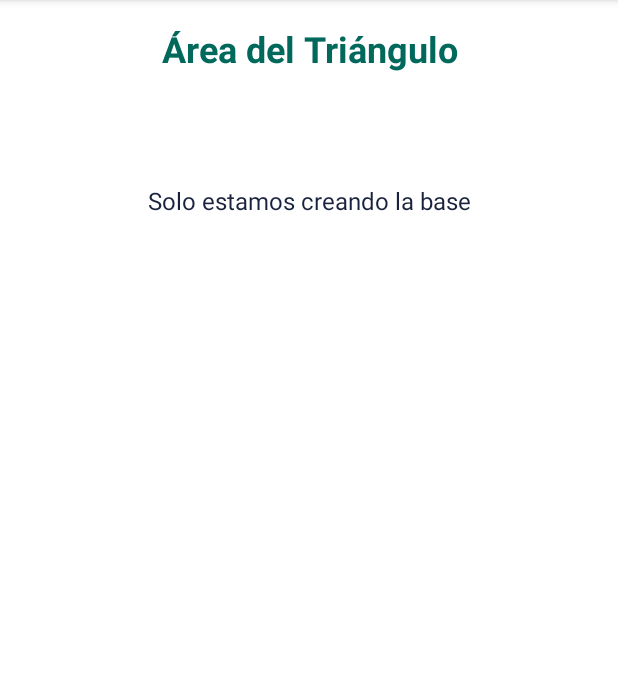
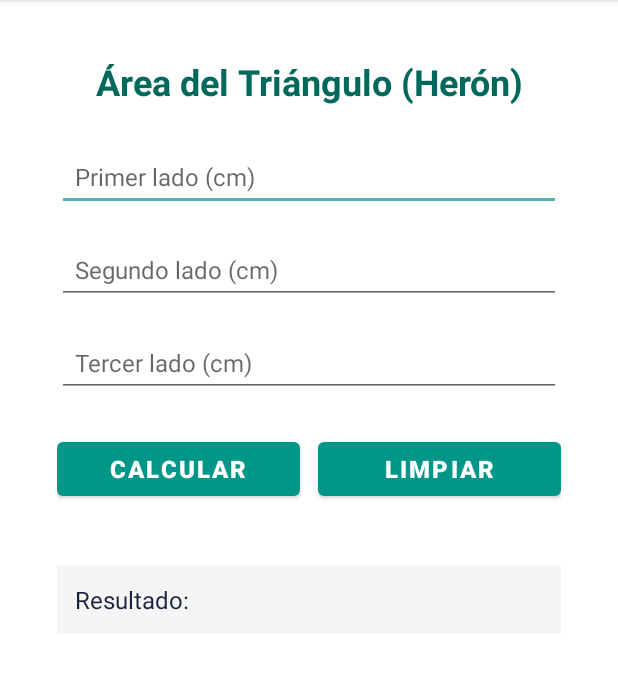
Before and after one commit to edwinwmendeze/NRC-74239, an Android app: the fragment AreaTrianguloFragment shown on its own in the app's theme, on a phone screen of 412 x 824 dp, the part 84-777 px from its top. Run offline under Robolectric (Android 15) with nearby library versions, the phone set to English and light mode, and no system bars.

Commit message:
feat(Unidad1/PA1/mendez_pa1): Implementación de la funcionalidad para calcular el área de un triángulo utilizando la fórmula de Herón, incluyendo validaciones de entrada y botones para calcular y limpiar los campos en el fragmento correspondiente.

```diff
--- a/mendez_pa1/app/src/main/java/mendez/pa1/org/ui/areatriangulo/AreaTrianguloFragment.java
+++ b/mendez_pa1/app/src/main/java/mendez/pa1/org/ui/areatriangulo/AreaTrianguloFragment.java
@@ -4,6 +4,10 @@ import android.os.Bundle;
 import android.view.LayoutInflater;
 import android.view.View;
 import android.view.ViewGroup;
+import android.widget.Button;
+import android.widget.EditText;
+import android.widget.TextView;
+import android.widget.Toast;
 
 import androidx.annotation.NonNull;
 import androidx.annotation.Nullable;
@@ -12,10 +16,60 @@ import androidx.fragment.app.Fragment;
 import mendez.pa1.org.R;
 
 public class AreaTrianguloFragment extends Fragment {
+    private EditText etLado1, etLado2, etLado3;
+    private TextView tvResultado;
+    private Button btnCalcular, btnLimpiar;
 
     @Override
     public View onCreateView(@NonNull LayoutInflater inflater, @Nullable ViewGroup container,
                              @Nullable Bundle savedInstanceState) {
-        return inflater.inflate(R.layout.fragment_area_triangulo, container, false);
+        View view = inflater.inflate(R.layout.fragment_area_triangulo, container, false);
+
+        etLado1 = view.findViewById(R.id.etLado1);
+        etLado2 = view.findViewById(R.id.etLado2);
+        etLado3 = view.findViewById(R.id.etLado3);
+        tvResultado = view.findViewById(R.id.tvResultado);
+        btnCalcular = view.findViewById(R.id.btnCalcular);
+        btnLimpiar = view.findViewById(R.id.btnLimpiar);
+
+        btnCalcular.setOnClickListener(v -> calcular());
+        btnLimpiar.setOnClickListener(v -> limpiar());
+        return view;
+    }
+
+    private void calcular(){
+        // Validamos que todos los campos esten llenos
+        if (etLado1.getText().toString().isEmpty() ||
+                etLado2.getText().toString().isEmpty() ||
+                etLado3.getText().toString().isEmpty()) {
+            Toast.makeText(getContext(), "Complete todos los campos", Toast.LENGTH_SHORT).show();
+            return;
+        }
+
+        // Obtenemos los valores de los lados
+        double lado1 = Double.parseDouble(etLado1.getText().toString());
+        double lado2 = Double.parseDouble(etLado2.getText().toString());
+        double lado3 = Double.parseDouble(etLado3.getText().toString());
+
+        // Validamos que el triángulo válido
+        if (lado1 + lado2 <= lado3 || lado1 + lado3 <= lado2 || lado2 + lado3 <= lado1) {
+            Toast.makeText(getContext(), "Los lados no forman un triángulo válido", Toast.LENGTH_SHORT).show();
+            return;
+        }
+
+        // Realizamos la operación para calcular el área
+        double semiperimetro = (lado1 + lado2 + lado3) / 2;
+        double area = Math.sqrt(semiperimetro * (semiperimetro - lado1) * (semiperimetro - lado2) * (semiperimetro - lado3));
+
+        // Mostramos el resultado
+        tvResultado.setText("Resultado: " + String.format("%.2f", area) + " cm^2");
+    }
+
+    private void limpiar(){
+        etLado1.setText("");
+        etLado2.setText("");
+        etLado3.setText("");
+        tvResultado.setText("Resultado: ");
+        etLado1.requestFocus();
     }
 }
--- a/mendez_pa1/app/src/main/res/layout/fragment_area_triangulo.xml
+++ b/mendez_pa1/app/src/main/res/layout/fragment_area_triangulo.xml
@@ -1,16 +1,75 @@
 <?xml version="1.0" encoding="utf-8"?>
-<LinearLayout xmlns:android="http://schemas.android.com/apk/res/android"
-    style="@style/EstiloPA1"
-    android:orientation="vertical">
+<ScrollView xmlns:android="http://schemas.android.com/apk/res/android"
+    style="@style/EstiloPA1">
 
-    <TextView
-        style="@style/TituloFragment"
-        android:text="Área del Triángulo" />
+    <LinearLayout
+        android:layout_width="match_parent"
+        android:layout_height="wrap_content"
+        android:orientation="vertical"
+        android:padding="22dp">
 
-    <TextView
-        style="@style/TextoPA1"
-        android:text="Solo estamos creando la base"
-        android:gravity="center"
-        android:layout_marginTop="50dp" />
+        <!-- Título -->
+        <TextView
+            android:id="@+id/tvTitulo"
+            style="@style/TituloFragment"
+            android:text="Área del Triángulo (Herón)" />
 
-</LinearLayout>
+        <!-- Inputs para los 3 lados -->
+        <EditText
+            android:id="@+id/etLado1"
+            style="@style/InputPA1"
+            android:hint="Primer lado (cm)"
+            android:inputType="numberDecimal" />
+
+        <EditText
+            android:id="@+id/etLado2"
+            style="@style/InputPA1"
+            android:hint="Segundo lado (cm)"
+            android:inputType="numberDecimal" />
+
+        <EditText
+            android:id="@+id/etLado3"
+            style="@style/InputPA1"
+            android:hint="Tercer lado (cm)"
+            android:inputType="numberDecimal" />
+
+        <!-- LinearLayout Horizontal para agrupar botones -->
+        <LinearLayout
+            android:layout_width="match_parent"
+            android:layout_height="wrap_content"
+            android:orientation="horizontal"
+            android:weightSum="2"
+            android:layout_marginTop="8dp">
+
+            <!-- Botón para calcular el área -->
+            <Button
+                android:id="@+id/btnCalcular"
+                style="@style/BotonPA1"
+                android:layout_width="0dp"
+                android:layout_height="wrap_content"
+                android:layout_weight="1"
+                android:text="Calcular" />
+
+            <!-- Botón para limpiar los campos -->
+            <Button
+                android:id="@+id/btnLimpiar"
+                style="@style/BotonPA1"
+                android:layout_width="0dp"
+                android:layout_height="wrap_content"
+                android:layout_weight="1"
+                android:text="Limpiar"
+                android:layout_marginStart="12dp" />
+
+        </LinearLayout>
+        <!-- RESULTADO -->
+        <TextView
+            android:id="@+id/tvResultado"
+            style="@style/TextoPA1"
+            android:text="Resultado: "
+            android:layout_marginTop="24dp"
+            android:padding="12dp"
+            android:background="#F5F5F5" />
+
+
+    </LinearLayout>
+</ScrollView>
```
